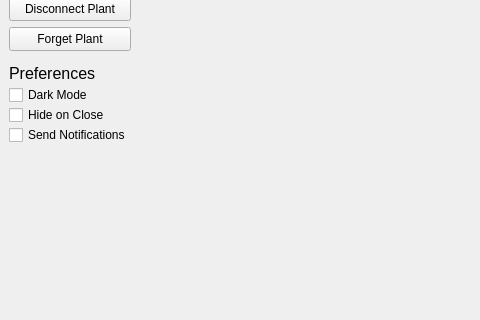
Qt form PlantWateringAndMonitoringSystem/mainwindow.ui (AmethystBird/Plant-Watering-And-Monitering-Client) before a commit; both pictures show x 0 to 480 and y 104 to 424 of the 800 by 600 pixel window.
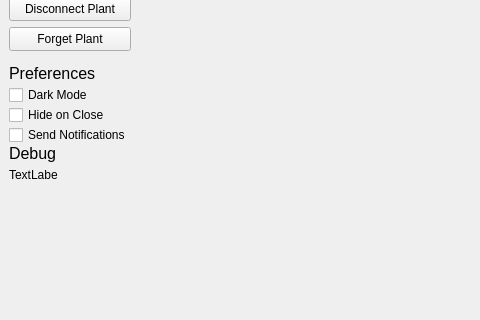
The same form after that commit.

What changed in the file:
```diff
--- a/PlantWateringAndMonitoringSystem/mainwindow.ui
+++ b/PlantWateringAndMonitoringSystem/mainwindow.ui
@@ -346,6 +346,49 @@
         <string>Send Notifications</string>
        </property>
       </widget>
+      <widget class="QLabel" name="telemetryDebugLabel">
+       <property name="geometry">
+        <rect>
+         <x>0</x>
+         <y>200</y>
+         <width>49</width>
+         <height>16</height>
+        </rect>
+       </property>
+       <property name="text">
+        <string>TextLabel</string>
+       </property>
+      </widget>
+      <widget class="QLabel" name="debugLabel">
+       <property name="geometry">
+        <rect>
+         <x>0</x>
+         <y>170</y>
+         <width>122</width>
+         <height>32</height>
+        </rect>
+       </property>
+       <property name="sizePolicy">
+        <sizepolicy hsizetype="Fixed" vsizetype="Fixed">
+         <horstretch>0</horstretch>
+         <verstretch>0</verstretch>
+        </sizepolicy>
+       </property>
+       <property name="maximumSize">
+        <size>
+         <width>128</width>
+         <height>32</height>
+        </size>
+       </property>
+       <property name="font">
+        <font>
+         <pointsize>12</pointsize>
+        </font>
+       </property>
+       <property name="text">
+        <string>Debug</string>
+       </property>
+      </widget>
      </widget>
     </item>
    </layout>
```
